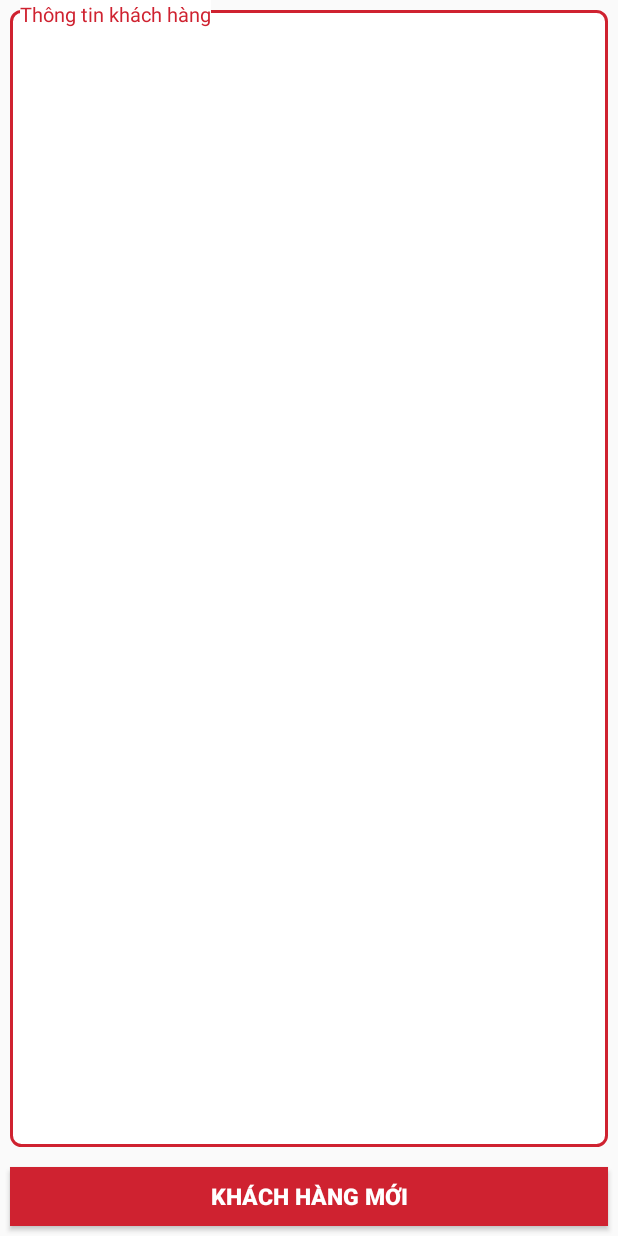
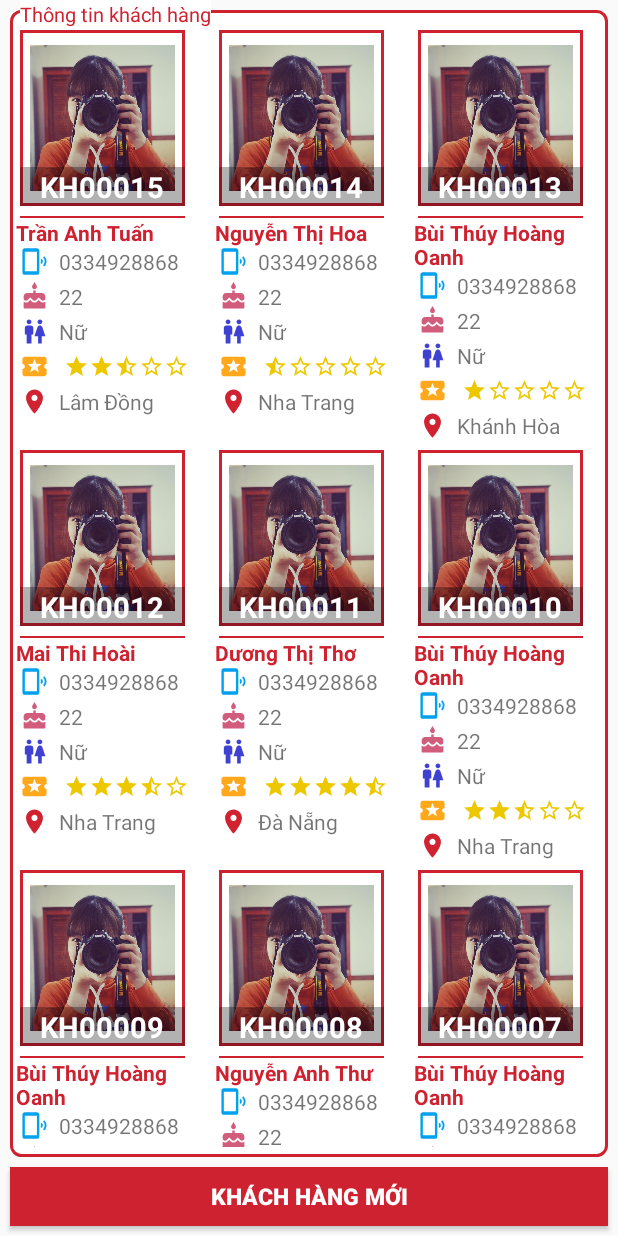
Before and after one commit to duongtricn2c/LeoCosmeticsShop, an Android app: the fragment FragmentCustomers shown on its own in the app's theme, on a phone screen of 412 x 824 dp. Run offline under Robolectric (Android 15) with nearby library versions, the phone set to English and light mode, and no system bars; our stand-ins replace sdp/ssp sizes.

Commit message:
commit fragment item load list Products & design UI customers

```diff
--- a/app/src/main/java/com/dvtri/leo_cosmetic_2710/activity/PagerAdapter.kt
+++ b/app/src/main/java/com/dvtri/leo_cosmetic_2710/activity/PagerAdapter.kt
@@ -3,7 +3,7 @@ package com.dvtri.leo_cosmetic_2710.activity
 import androidx.fragment.app.Fragment
 import androidx.fragment.app.FragmentManager
 import androidx.fragment.app.FragmentPagerAdapter
-import com.dvtri.leo_cosmetic_2710.fragment.FragmentCustomers
+import com.dvtri.leo_cosmetic_2710.fragment.customers.FragmentCustomers
 import com.dvtri.leo_cosmetic_2710.fragment.FragmentHomePage
 import com.dvtri.leo_cosmetic_2710.fragment.orders.FragmentOrders
 import com.dvtri.leo_cosmetic_2710.fragment.product.FragmentProducts
--- a/app/src/main/java/com/dvtri/leo_cosmetic_2710/data/Customer.kt
+++ b/app/src/main/java/com/dvtri/leo_cosmetic_2710/data/Customer.kt
@@ -9,5 +9,6 @@ data class Customer(
     var age: Int?,
     var city: String,
     var group: String,
-    var gender: Boolean
+    var gender: Boolean,
+    var rank : Double
 )
--- a/app/src/main/java/com/dvtri/leo_cosmetic_2710/fragment/FragmentCustomers.kt
+++ /dev/null
@@ -1,37 +0,0 @@
-package com.dvtri.leo_cosmetic_2710.fragment
-
-import android.os.Bundle
-import android.view.LayoutInflater
-import android.view.View
-import android.view.ViewGroup
-import androidx.fragment.app.Fragment
-import com.dvtri.leo_cosmetic_2710.R
-
-class FragmentCustomers : Fragment() {
-
-    companion object {
-        /**
-         * Use this factory method to create a new instance of
-         * this fragment using the provided parameters.
-         *
-         * @param param1 Parameter 1.
-         * @return A new instance of fragment FragmentProducts.
-         */
-        // TODO: Rename and change types and number of parameters
-        @JvmStatic
-        fun newInstance() =
-            FragmentCustomers().apply {
-                arguments = Bundle().apply {
-
-                }
-            }
-    }
-
-    override fun onCreateView(
-        inflater: LayoutInflater, container: ViewGroup?,
-        savedInstanceState: Bundle?
-    ): View? {
-        // Inflate the layout for this fragment
-        return inflater.inflate(R.layout.fragment_customers, container, false)
-    }
-}
--- /dev/null
+++ b/app/src/main/java/com/dvtri/leo_cosmetic_2710/fragment/customers/CustomerAdapter.kt
@@ -0,0 +1,144 @@
+package com.dvtri.leo_cosmetic_2710.fragment.customers
+
+import android.view.LayoutInflater
+import android.view.View
+import android.view.ViewGroup
+import android.widget.ImageView
+import android.widget.TextView
+import androidx.recyclerview.widget.RecyclerView
+import com.dvtri.leo_cosmetic_2710.R
+import com.dvtri.leo_cosmetic_2710.data.Customer
+
+class CustomerAdapter(listCustomer :ArrayList<Customer>) : RecyclerView.Adapter<CustomerAdapter.CustomerHolder>() {
+    var listCustomers : ArrayList<Customer>? = null
+
+    init {
+        this.listCustomers = listCustomer
+    }
+
+    override fun onCreateViewHolder(parent: ViewGroup, viewType: Int): CustomerHolder {
+        return CustomerHolder(
+            LayoutInflater.from(parent.context).inflate(R.layout.item_view_customer, parent, false)
+        )
+    }
+
+    override fun getItemCount(): Int {
+        return listCustomers!!.size
+    }
+
+    override fun onBindViewHolder(holder: CustomerHolder, position: Int) {
+        val item = listCustomers!![position]
+        holder.imgAvatar.setImageResource(R.drawable.avatar_default)
+        holder.tvNameCustomer.text = item.nameContact
+        holder.tvIdCustomer.text = item.customerID
+        holder.tvPhone.text = item.phoneNumber
+        holder.tvBirthday.text = item.age.toString()
+        holder.tvGender.text = getGender(item.gender)
+        holder.tvAdress.text = item.city
+        getRank(item.rank,holder.imgStar1, holder.imgStar2, holder.imgStar3,holder.imgStar4,holder.imgStar5)
+    }
+
+    private fun getRank(rank:Double?,imgStar1: ImageView, imgStar2: ImageView, imgStar3: ImageView, imgStar4: ImageView, imgStar5: ImageView) {
+        when(rank){
+            0.0 -> {
+                imgStar1.setImageResource(R.drawable.ic_star_border)
+                imgStar2.setImageResource(R.drawable.ic_star_border)
+                imgStar3.setImageResource(R.drawable.ic_star_border)
+                imgStar4.setImageResource(R.drawable.ic_star_border)
+                imgStar5.setImageResource(R.drawable.ic_star_border)
+            }
+            0.5 -> {
+                imgStar1.setImageResource(R.drawable.ic_star_half)
+                imgStar2.setImageResource(R.drawable.ic_star_border)
+                imgStar3.setImageResource(R.drawable.ic_star_border)
+                imgStar4.setImageResource(R.drawable.ic_star_border)
+                imgStar5.setImageResource(R.drawable.ic_star_border)
+            }
+            1.0 -> {
+                imgStar1.setImageResource(R.drawable.ic_star)
+                imgStar2.setImageResource(R.drawable.ic_star_border)
+                imgStar3.setImageResource(R.drawable.ic_star_border)
+                imgStar4.setImageResource(R.drawable.ic_star_border)
+                imgStar5.setImageResource(R.drawable.ic_star_border)
+            }
+            1.5 -> {
+                imgStar1.setImageResource(R.drawable.ic_star)
+                imgStar2.setImageResource(R.drawable.ic_star_half)
+                imgStar3.setImageResource(R.drawable.ic_star_border)
+                imgStar4.setImageResource(R.drawable.ic_star_border)
+                imgStar5.setImageResource(R.drawable.ic_star_border)
+            }
+            2.0 -> {
+                imgStar1.setImageResource(R.drawable.ic_star)
+                imgStar2.setImageResource(R.drawable.ic_star)
+                imgStar3.setImageResource(R.drawable.ic_star_border)
+                imgStar4.setImageResource(R.drawable.ic_star_border)
+                imgStar5.setImageResource(R.drawable.ic_star_border)
+            }
+            2.5 -> {
+                imgStar1.setImageResource(R.drawable.ic_star)
+                imgStar2.setImageResource(R.drawable.ic_star)
+                imgStar3.setImageResource(R.drawable.ic_star_half)
+                imgStar4.setImageResource(R.drawable.ic_star_border)
+                imgStar5.setImageResource(R.drawable.ic_star_border)
+            }
+            3.0 -> {
+                imgStar1.setImageResource(R.drawable.ic_star)
+                imgStar2.setImageResource(R.drawable.ic_star)
+                imgStar3.setImageResource(R.drawable.ic_star)
+                imgStar4.setImageResource(R.drawable.ic_star_border)
+                imgStar5.setImageResource(R.drawable.ic_star_border)
+            }
+            3.5 -> {
+                imgStar1.setImageResource(R.drawable.ic_star)
+                imgStar2.setImageResource(R.drawable.ic_star)
+                imgStar3.setImageResource(R.drawable.ic_star)
+                imgStar4.setImageResource(R.drawable.ic_star_half)
+                imgStar5.setImageResource(R.drawable.ic_star_border)
+            }
+            4.0 -> {
+                imgStar1.setImageResource(R.drawable.ic_star)
+                imgStar2.setImageResource(R.drawable.ic_star)
+                imgStar3.setImageResource(R.drawable.ic_star)
+                imgStar4.setImageResource(R.drawable.ic_star)
+                imgStar5.setImageResource(R.drawable.ic_star_border)
+            }
+            4.5 -> {
+                imgStar1.setImageResource(R.drawable.ic_star)
+                imgStar2.setImageResource(R.drawable.ic_star)
+                imgStar3.setImageResource(R.drawable.ic_star)
+                imgStar4.setImageResource(R.drawable.ic_star)
+                imgStar5.setImageResource(R.drawable.ic_star_half)
+            }
+            5.0 -> {
+                imgStar1.setImageResource(R.drawable.ic_star)
+                imgStar2.setImageResource(R.drawable.ic_star)
+                imgStar3.setImageResource(R.drawable.ic_star)
+                imgStar4.setImageResource(R.drawable.ic_star)
+                imgStar5.setImageResource(R.drawable.ic_star)
+            }
+        }
+    }
+
+    private fun getGender(gender: Boolean): String {
+        if (gender)
+            return "Nam"
+        else
+            return "Nữ"
+    }
+
+    class CustomerHolder (view : View) : RecyclerView.ViewHolder(view){
+        var imgAvatar = view.findViewById<ImageView>(R.id.imgAvatar)
+        var imgStar1 = view.findViewById<ImageView>(R.id.imgStar1)
+        var imgStar2 = view.findViewById<ImageView>(R.id.imgStar2)
+        var imgStar3 = view.findViewById<ImageView>(R.id.imgStar3)
+        var imgStar4 = view.findViewById<ImageView>(R.id.imgStar4)
+        var imgStar5 = view.findViewById<ImageView>(R.id.imgStar5)
+        var tvNameCustomer = view.findViewById<TextView>(R.id.tvNameCustomer)
+        var tvPhone = view.findViewById<TextView>(R.id.tvPhone)
+        var tvBirthday = view.findViewById<TextView>(R.id.tvBirthday)
+        var tvGender = view.findViewById<TextView>(R.id.tvGender)
+        var tvAdress = view.findViewById<TextView>(R.id.tvAdress)
+        var tvIdCustomer = view.findViewById<TextView>(R.id.tvIdCustomer)
+    }
+}
--- /dev/null
+++ b/app/src/main/java/com/dvtri/leo_cosmetic_2710/fragment/customers/FragmentCustomers.kt
@@ -0,0 +1,118 @@
+package com.dvtri.leo_cosmetic_2710.fragment.customers
+
+import android.os.Bundle
+import android.view.LayoutInflater
+import android.view.View
+import android.view.ViewGroup
+import androidx.fragment.app.Fragment
+import androidx.recyclerview.widget.GridLayoutManager
+import com.dvtri.leo_cosmetic_2710.R
+import com.dvtri.leo_cosmetic_2710.data.Customer
+import kotlinx.android.synthetic.main.fragment_customers.*
+import java.util.*
+import kotlin.Comparator
+import kotlin.collections.ArrayList
+
+class FragmentCustomers : Fragment() {
+
+    var listCustomers : ArrayList<Customer> = ArrayList()
+    var adapter : CustomerAdapter? = null
+
+    companion object {
+        /**
+         * Use this factory method to create a new instance of
+         * this fragment using the provided parameters.
+         *
+         * @param param1 Parameter 1.
+         * @return A new instance of fragment FragmentProducts.
+         */
+        // TODO: Rename and change types and number of parameters
+        @JvmStatic
+        fun newInstance() =
+            FragmentCustomers().apply {
+                arguments = Bundle().apply {
+
+                }
+            }
+    }
+
+    override fun onCreateView(
+        inflater: LayoutInflater, container: ViewGroup?,
+        savedInstanceState: Bundle?
+    ): View? {
+        // Inflate the layout for this fragment
+        return inflater.inflate(R.layout.fragment_customers, container, false)
+    }
+
+    override fun onViewCreated(view: View, savedInstanceState: Bundle?) {
+        super.onViewCreated(view, savedInstanceState)
+
+        initData()
+        initUI()
+    }
+
+    private fun initUI() {
+        Collections.sort(listCustomers, object : Comparator<Customer>{
+            override fun compare(p0: Customer?, p1: Customer?): Int {
+                return p1!!.customerID.compareTo(p0!!.customerID)
+            }
+        })
+        adapter = CustomerAdapter(listCustomers)
+        rcvCustomers.layoutManager = GridLayoutManager(this.context,3)
+        rcvCustomers.setHasFixedSize(true)
+        rcvCustomers.adapter = adapter
+    }
+
+    private fun initData() {
+        listCustomers = ArrayList()
+        listCustomers.run {
+            add(
+                Customer("KH00001","Bùi Thúy Hoàng Oanh","0334928868",
+                "hoangOanh123@gmail.com","Kuuyn,Đắk Lắk", 22,"Nha Trang",
+                "GR01",false,4.5)
+            )
+            add(Customer("KH00002","Bùi Thúy Hoàng Oanh","0334928868",
+                "hoangOanh123@gmail.com","Kuuyn,Đắk Lắk", 22,"Nha Trang",
+                "GR01",false,1.5))
+            add(Customer("KH00003","Bùi Thúy Hoàng Oanh","0334928868",
+                "hoangOanh123@gmail.com","Kuuyn,Đắk Lắk", 22,"Nha Trang",
+                "GR01",false,3.5))
+            add(Customer("KH00004","Bùi Thúy Hoàng Oanh","0334928868",
+                "hoangOanh123@gmail.com","Kuuyn,Đắk Lắk", 22,"Nha Trang",
+                "GR01",false,4.0))
+            add(Customer("KH00005","Dương Văn Trí","0334928868",
+                "hoangOanh123@gmail.com","Kuuyn,Đắk Lắk", 22,"Quảng Nam",
+                "GR01",false,2.0))
+            add(Customer("KH00006","Hồ Thị Hà","0334928868",
+                "hoangOanh123@gmail.com","Kuuyn,Đắk Lắk", 22,"Đồng Nai",
+                "GR01",false,3.0))
+            add(Customer("KH00007","Bùi Thúy Hoàng Oanh","0334928868",
+                "hoangOanh123@gmail.com","Kuuyn,Đắk Lắk", 22,"Nha Trang",
+                "GR01",false,2.5))
+            add(Customer("KH00008","Nguyễn Anh Thư","0334928868",
+                "hoangOanh123@gmail.com","Kuuyn,Đắk Lắk", 22,"Hồ Chí Minh",
+                "GR01",false,2.0))
+            add(Customer("KH00009","Bùi Thúy Hoàng Oanh","0334928868",
+                "hoangOanh123@gmail.com","Kuuyn,Đắk Lắk", 22,"Nha Trang",
+                "GR01",false,3.0))
+            add(Customer("KH00010","Bùi Thúy Hoàng Oanh","0334928868",
+                "hoangOanh123@gmail.com","Kuuyn,Đắk Lắk", 22,"Nha Trang",
+                "GR01",false,2.5))
+            add(Customer("KH00011","Dương Thị Thơ","0334928868",
+                "hoangOanh123@gmail.com","Kuuyn,Đắk Lắk", 22,"Đà Nẵng",
+                "GR01",false,4.5))
+            add(Customer("KH00012","Mai Thi Hoài","0334928868",
+                "hoangOanh123@gmail.com","Kuuyn,Đắk Lắk", 22,"Nha Trang",
+                "GR01",false,3.5))
+            add(Customer("KH00013","Bùi Thúy Hoàng Oanh","0334928868",
+                "hoangOanh123@gmail.com","Kuuyn,Đắk Lắk", 22,"Khánh Hòa",
+                "GR01",false,1.0))
+            add(Customer("KH00014","Nguyễn Thị Hoa","0334928868",
+                "hoangOanh123@gmail.com","Kuuyn,Đắk Lắk", 22,"Nha Trang",
+                "GR01",false,0.5))
+            add(Customer("KH00015","Trần Anh Tuấn","0334928868",
+                "hoangOanh123@gmail.com","Kuuyn,Đắk Lắk", 22,"Lâm Đồng",
+                "GR01",false,2.5))
+        }
+    }
+}
--- a/app/src/main/java/com/dvtri/leo_cosmetic_2710/fragment/product/ProductAdapter.kt
+++ b/app/src/main/java/com/dvtri/leo_cosmetic_2710/fragment/product/ProductAdapter.kt
@@ -29,7 +29,7 @@ class ProductAdapter(listProducts: ArrayList<Product>) : RecyclerView.Adapter<Pr
 
     override fun onBindViewHolder(holder: ProuctViewHolder, position: Int) {
         val item  = listProducts!![position]
-        holder.imgProduct.setImageResource(R.drawable.ic_image)
+        holder.imgProduct.setImageResource(R.drawable.product_default)
         holder.tvIDProduct.text = item.productID
         holder.tvNameProduct.text = item.productName
         holder.tvStatus.text = item.quantityProduct.toString() + " " + item.unit
--- /dev/null
+++ b/app/src/main/res/drawable/ic_phone.xml
@@ -0,0 +1,5 @@
+<vector android:height="24dp" android:tint="#01A1ED"
+    android:viewportHeight="24.0" android:viewportWidth="24.0"
+    android:width="24dp" xmlns:android="http://schemas.android.com/apk/res/android">
+    <path android:fillColor="#FF000000" android:pathData="M20.1,7.7l-1,1c1.8,1.8 1.8,4.6 0,6.5l1,1c2.5,-2.3 2.5,-6.1 0,-8.5zM18,9.8l-1,1c0.5,0.7 0.5,1.6 0,2.3l1,1c1.2,-1.2 1.2,-3 0,-4.3zM14,1L4,1c-1.1,0 -2,0.9 -2,2v18c0,1.1 0.9,2 2,2h10c1.1,0 2,-0.9 2,-2L16,3c0,-1.1 -0.9,-2 -2,-2zM14,20L4,20L4,4h10v16z"/>
+</vector>
--- /dev/null
+++ b/app/src/main/res/drawable/ic_rank.xml
@@ -0,0 +1,5 @@
+<vector android:height="24dp" android:tint="#FFA81C"
+    android:viewportHeight="24.0" android:viewportWidth="24.0"
+    android:width="24dp" xmlns:android="http://schemas.android.com/apk/res/android">
+    <path android:fillColor="#FF000000" android:pathData="M20,12c0,-1.1 0.9,-2 2,-2L22,6c0,-1.1 -0.9,-2 -2,-2L4,4c-1.1,0 -1.99,0.9 -1.99,2v4c1.1,0 1.99,0.9 1.99,2s-0.89,2 -2,2v4c0,1.1 0.9,2 2,2h16c1.1,0 2,-0.9 2,-2v-4c-1.1,0 -2,-0.9 -2,-2zM15.58,16.8L12,14.5l-3.58,2.3 1.08,-4.12 -3.29,-2.69 4.24,-0.25L12,5.8l1.54,3.95 4.24,0.25 -3.29,2.69 1.09,4.11z"/>
+</vector>
--- a/app/src/main/res/drawable/ic_vote.xml
+++ /dev/null
@@ -1,5 +0,0 @@
-<vector android:height="24dp" android:tint="#00D061"
-    android:viewportHeight="24.0" android:viewportWidth="24.0"
-    android:width="24dp" xmlns:android="http://schemas.android.com/apk/res/android">
-    <path android:fillColor="#FF000000" android:pathData="M12,6c0,-0.55 -0.45,-1 -1,-1L5.82,5l0.66,-3.18 0.02,-0.23c0,-0.31 -0.13,-0.59 -0.33,-0.8L5.38,0 0.44,4.94C0.17,5.21 0,5.59 0,6v6.5c0,0.83 0.67,1.5 1.5,1.5h6.75c0.62,0 1.15,-0.38 1.38,-0.91l2.26,-5.29c0.07,-0.17 0.11,-0.36 0.11,-0.55L12,6zM22.5,10h-6.75c-0.62,0 -1.15,0.38 -1.38,0.91l-2.26,5.29c-0.07,0.17 -0.11,0.36 -0.11,0.55L12,18c0,0.55 0.45,1 1,1h5.18l-0.66,3.18 -0.02,0.24c0,0.31 0.13,0.59 0.33,0.8l0.79,0.78 4.94,-4.94c0.27,-0.27 0.44,-0.65 0.44,-1.06v-6.5c0,-0.83 -0.67,-1.5 -1.5,-1.5z"/>
-</vector>
--- a/app/src/main/res/layout/fragment_customers.xml
+++ b/app/src/main/res/layout/fragment_customers.xml
@@ -3,7 +3,7 @@
     xmlns:tools="http://schemas.android.com/tools"
     android:layout_width="match_parent"
     android:layout_height="match_parent"
-    tools:context=".fragment.FragmentCustomers">
+    tools:context=".fragment.customers.FragmentCustomers">
 
     <RelativeLayout
         android:layout_width="match_parent"
@@ -11,14 +11,20 @@
         android:layout_above="@+id/addCustomer"
         android:orientation="vertical">
 
-
         <LinearLayout
             android:layout_width="match_parent"
             android:layout_height="match_parent"
-            android:layout_margin="@dimen/_5sdp"
+            android:layout_marginTop="@dimen/_5sdp"
+            android:layout_marginLeft="@dimen/_5sdp"
+            android:layout_marginRight="@dimen/_5sdp"
             android:background="@drawable/bg_report">
 
-
+            <androidx.recyclerview.widget.RecyclerView
+                android:id="@+id/rcvCustomers"
+                android:layout_marginBottom="@dimen/_5sdp"
+                android:layout_marginTop="@dimen/_5sdp"
+                android:layout_width="match_parent"
+                android:layout_height="match_parent"/>
         </LinearLayout>
 
         <TextView
--- a/app/src/main/res/layout/item_view_customer.xml
+++ b/app/src/main/res/layout/item_view_customer.xml
@@ -1,7 +1,7 @@
 <?xml version="1.0" encoding="utf-8"?>
 <LinearLayout xmlns:android="http://schemas.android.com/apk/res/android"
     xmlns:tools="http://schemas.android.com/tools"
-    android:layout_width="@dimen/_100sdp"
+    android:layout_width="@dimen/_95sdp"
     android:layout_height="wrap_content"
     android:orientation="vertical">
 
@@ -17,6 +17,16 @@
             android:layout_width="match_parent"
             android:layout_height="match_parent"
             tools:ignore="ContentDescription" />
+        <TextView
+            android:gravity="center"
+            android:textSize="@dimen/_15sdp"
+            android:textStyle="bold"
+            android:textColor="@color/colorWhite"
+            android:background="@color/colorBlackTrans"
+            android:id="@+id/tvIdCustomer"
+            android:layout_alignParentBottom="true"
+            android:layout_width="match_parent"
+            android:layout_height="wrap_content"/>
     </RelativeLayout>
     <TextView
         android:layout_width="match_parent"
@@ -29,11 +39,32 @@
         android:layout_height="wrap_content">
 
         <TextView
+            android:layout_marginLeft="@dimen/_3sdp"
+            android:layout_marginRight="@dimen/_3sdp"
             android:textStyle="bold"
             android:id="@+id/tvNameCustomer"
             android:layout_width="match_parent"
             android:layout_height="wrap_content"
             android:textColor="@color/textMenuSelect"
+            android:textSize="@dimen/_11sdp" />
+        <ImageView
+            android:id="@+id/e"
+            android:src="@drawable/ic_phone"
+            android:layout_width="@dimen/_15sdp"
+            android:layout_height="@dimen/_15sdp"
+            android:layout_marginLeft="@dimen/_5sdp"
+            android:layout_marginRight="@dimen/_5sdp"
+            android:gravity="right"
+            android:layout_below="@id/tvNameCustomer"
+            tools:ignore="RtlHardcoded" />
+
+        <TextView
+            android:id="@+id/tvPhone"
+            android:layout_width="match_parent"
+            android:layout_height="wrap_content"
+            android:layout_below="@id/tvNameCustomer"
+            android:layout_toEndOf="@id/e"
+            android:layout_toRightOf="@id/tvBirthday"
             android:textSize="@dimen/_11sdp" />
 
         <ImageView
@@ -43,15 +74,17 @@
             android:layout_height="@dimen/_15sdp"
             android:layout_marginLeft="@dimen/_5sdp"
             android:layout_marginRight="@dimen/_5sdp"
+            android:layout_marginTop="@dimen/_3sdp"
             android:gravity="right"
-            android:layout_below="@id/tvNameCustomer"
+            android:layout_below="@id/tvPhone"
             tools:ignore="RtlHardcoded" />
 
         <TextView
             android:id="@+id/tvBirthday"
             android:layout_width="match_parent"
             android:layout_height="wrap_content"
-            android:layout_below="@id/tvNameCustomer"
+            android:layout_below="@id/tvPhone"
+            android:layout_marginTop="@dimen/_3sdp"
             android:layout_toEndOf="@id/a"
             android:layout_toRightOf="@id/tvBirthday"
             android:textSize="@dimen/_11sdp" />
@@ -86,7 +119,7 @@
             android:layout_marginRight="@dimen/_5sdp"
             android:gravity="right"
             android:layout_marginTop="@dimen/_3sdp"
-            android:src="@drawable/ic_vote"
+            android:src="@drawable/ic_rank"
             android:layout_below="@id/b"
             tools:ignore="RtlHardcoded" />
 
@@ -104,7 +137,6 @@
                 android:id="@+id/imgStar1"
                 android:layout_width="@dimen/_13sdp"
                 android:layout_height="@dimen/_13sdp"
-                android:gravity="right"
                 android:src="@drawable/ic_star_border"
                 tools:ignore="RtlHardcoded" />
             <ImageView
@@ -117,22 +149,18 @@
                 android:id="@+id/imgStar3"
                 android:layout_width="@dimen/_13sdp"
                 android:layout_height="@dimen/_13sdp"
-
-                android:gravity="right"
                 android:src="@drawable/ic_star_border"
                 tools:ignore="RtlHardcoded" />
             <ImageView
                 android:id="@+id/imgStar4"
                 android:layout_width="@dimen/_13sdp"
                 android:layout_height="@dimen/_13sdp"
-                android:gravity="right"
                 android:src="@drawable/ic_star_border"
                 tools:ignore="RtlHardcoded" />
             <ImageView
                 android:id="@+id/imgStar5"
                 android:layout_width="@dimen/_13sdp"
                 android:layout_height="@dimen/_13sdp"
-                android:gravity="right"
                 android:src="@drawable/ic_star_border"
                 tools:ignore="RtlHardcoded" />
 
--- a/app/src/main/res/values/colors.xml
+++ b/app/src/main/res/values/colors.xml
@@ -10,4 +10,5 @@
     <color name="textMenuSelect">#CF2230</color>
     <color name="BackgroundEditText">#FCFBFB</color>
     <color name="colorBlack">#000</color>
+    <color name="colorBlackTrans">#4D000000</color>
 </resources>
```
Also changed, not shown: app/src/main/res/drawable/avatar_default.jpg (added), app/src/main/res/drawable/product_default.jpg (added).
